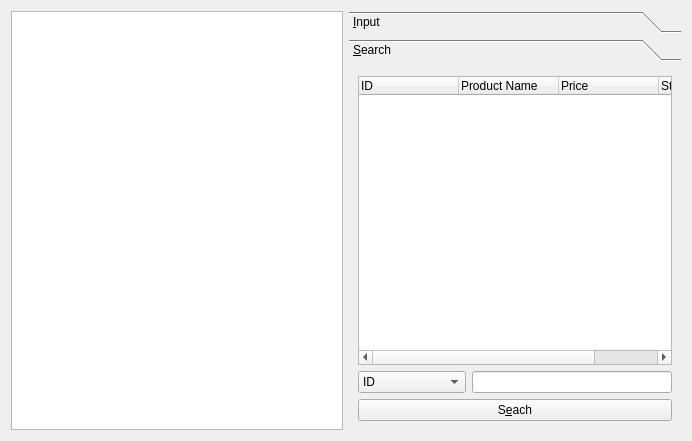
chelly1995/qt, file qt-master3/qt-master/CSApp/productmanagerform.ui: the form before one commit.
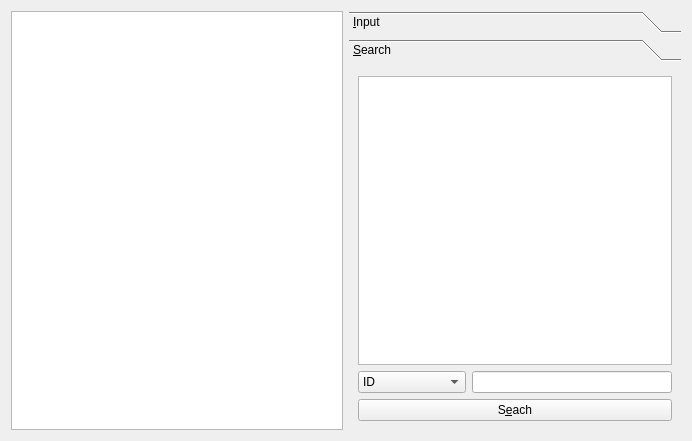
The form after the commit. The open tabs and pages were chosen to show the change.

```diff
--- a/qt-master3/qt-master/CSApp/productmanagerform.ui
+++ b/qt-master3/qt-master/CSApp/productmanagerform.ui
@@ -157,27 +157,10 @@
           <item>
            <layout class="QVBoxLayout" name="verticalLayout_2">
             <item>
-             <widget class="QTreeWidget" name="searchTreeWidget">
-              <column>
-               <property name="text">
-                <string>ID</string>
-               </property>
-              </column>
-              <column>
-               <property name="text">
-                <string>Product Name</string>
-               </property>
-              </column>
-              <column>
-               <property name="text">
-                <string>Price</string>
-               </property>
-              </column>
-              <column>
-               <property name="text">
-                <string>Stock</string>
-               </property>
-              </column>
+             <widget class="QTableView" name="searchTableView">
+              <attribute name="verticalHeaderVisible">
+               <bool>false</bool>
+              </attribute>
              </widget>
             </item>
             <item>
```
Left out of the diff: 8 changed lines with no effect on the pictures.
